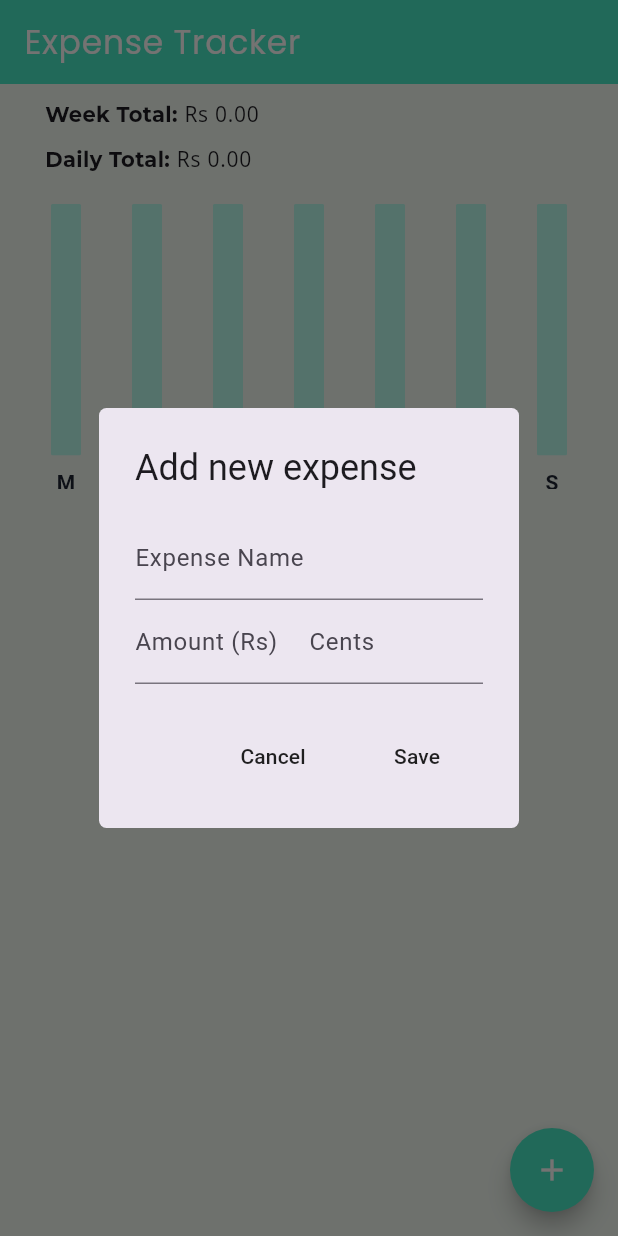
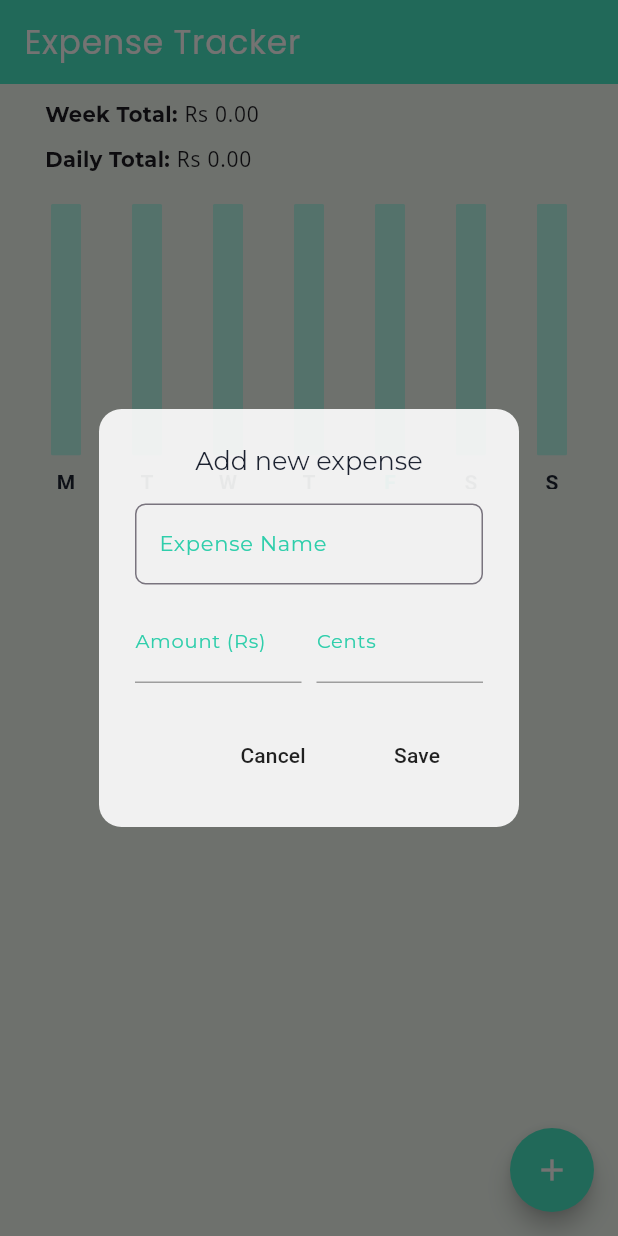
Before and after one commit to Cxde02/Daily-Cash--Expense-Tracker-App, a Flutter app: the screen it shows after launch, after a tap on the "add" icon, on a phone screen of 412 x 824 dp. Run offline on Flutter 3.47's test engine with Material 3 defaults, Android fonts, the phone set to English and light mode, and no system bars; drawn by our look-alikes of fl_chart; our stand-ins replace flutter_slidable, google_fonts, hive, hive_flutter; accounts and stored records are empty.

Commit message:
Changed style of alert box

```diff
--- a/lib/pages/home_page.dart
+++ b/lib/pages/home_page.dart
@@ -4,6 +4,7 @@ import 'package:flutter_application_1/components/expense_summary.dart';
 import 'package:flutter_application_1/components/expense_tile.dart';
 import 'package:flutter_application_1/data/expense_data.dart';
 import 'package:flutter_application_1/models/expense_item.dart';
+import 'package:google_fonts/google_fonts.dart';
 import 'package:provider/provider.dart';
 
 class HomePage extends StatefulWidget {
@@ -32,37 +33,109 @@ class _HomePageState extends State<HomePage> {
     showDialog(
       context: context,
       builder: (context) => AlertDialog(
+        backgroundColor:
+            const Color.fromARGB(255, 255, 255, 255).withOpacity(0.9),
         shape: RoundedRectangleBorder(
-          borderRadius: BorderRadius.circular(5.0),
+          borderRadius: BorderRadius.circular(15.0),
         ),
-        title: const Text('Add new expense'),
+        title: Text(
+          'Add new expense',
+          textAlign: TextAlign.center,
+          style: TextStyle(
+              color: AppColors.textColor,
+              fontFamily: GoogleFonts.montserrat().fontFamily,
+              fontSize: 17),
+        ),
         content: Column(
           mainAxisSize: MainAxisSize.min,
           children: [
-            //expense name
+            // Expense name
             TextField(
+              cursorColor: AppColors.primaryColor,
+              style: TextStyle(
+                  fontFamily: GoogleFonts.montserrat().fontFamily,
+                  fontSize: 15),
               keyboardType: TextInputType.text,
               controller: newExpenseNameController,
-              decoration: InputDecoration(labelText: 'Expense Name'),
+              decoration: InputDecoration(
+                labelText: 'Expense Name',
+                labelStyle: TextStyle(
+                  fontFamily: GoogleFonts.montserrat().fontFamily,
+                  color: Color.fromARGB(255, 46, 206, 171),
+                  fontSize: 14,
+                ),
+                border: OutlineInputBorder(
+                  borderRadius: BorderRadius.circular(7.0),
+                ),
+                focusedBorder: OutlineInputBorder(
+                  borderRadius: BorderRadius.circular(8.0),
+                  borderSide:
+                      BorderSide(color: AppColors.primaryColor, width: 2.0),
+                ),
+              ),
             ),
+
+            SizedBox(height: 10), // Add some spacing between the text fields
 
             Row(
               children: [
-                //Rs
+                // Rs
                 Expanded(
                   child: TextField(
+                    cursorColor: AppColors.primaryColor,
+                    style: TextStyle(
+                        fontFamily: GoogleFonts.courierPrime().fontFamily,
+                        fontSize: 17),
                     keyboardType: TextInputType.number,
                     controller: newAmountControllerRs,
-                    decoration: InputDecoration(labelText: 'Amount (Rs)'),
+                    decoration: InputDecoration(
+                      labelText: 'Amount (Rs)',
+                      labelStyle: TextStyle(
+                        fontFamily: GoogleFonts.montserrat().fontFamily,
+                        color: Color.fromARGB(255, 46, 206, 171),
+                        fontSize: 13,
+                      ),
+                      enabledBorder: UnderlineInputBorder(
+                        borderSide: BorderSide(
+                            color: Colors.grey), // Set your default color here
+                      ),
+                      focusedBorder: UnderlineInputBorder(
+                        borderSide: BorderSide(
+                            color: AppColors.primaryColor,
+                            width: 2.0), // Set your focused color here
+                      ),
+                    ),
                   ),
                 ),
 
-                //Cents
+                SizedBox(width: 10), // Add some spacing between the text fields
+
+                // Cents
                 Expanded(
                   child: TextField(
+                    cursorColor: AppColors.primaryColor,
+                    style: TextStyle(
+                        fontFamily: GoogleFonts.courierPrime().fontFamily,
+                        fontSize: 17),
                     keyboardType: TextInputType.number,
                     controller: newAmountControllerCents,
-                    decoration: InputDecoration(labelText: 'Cents'),
+                    decoration: InputDecoration(
+                      labelText: 'Cents',
+                      labelStyle: TextStyle(
+                        fontFamily: GoogleFonts.montserrat().fontFamily,
+                        color: Color.fromARGB(255, 46, 206, 171),
+                        fontSize: 13,
+                      ),
+                      enabledBorder: UnderlineInputBorder(
+                        borderSide: BorderSide(
+                            color: Colors.grey), // Set your default color here
+                      ),
+                      focusedBorder: UnderlineInputBorder(
+                        borderSide: BorderSide(
+                            color: AppColors.primaryColor,
+                            width: 2.0), // Set your focused color here
+                      ),
+                    ),
                   ),
                 ),
               ],
@@ -70,11 +143,13 @@ class _HomePageState extends State<HomePage> {
           ],
         ),
         actions: [
-          //save button
+          // Cancel button
           MaterialButton(
             onPressed: cancel,
             child: Text('Cancel'),
           ),
+
+          // Save button
           MaterialButton(
             onPressed: save,
             child: Text('Save'),
```
